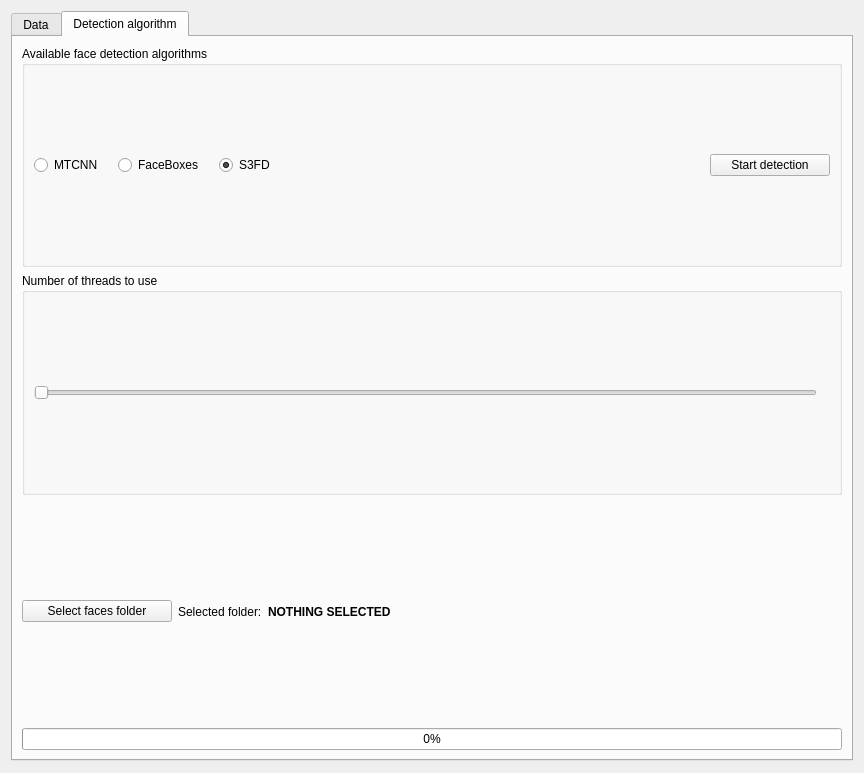
kuzzmak/deepfake, file gui/templates/make_deepfake_page.ui: the form before one commit.
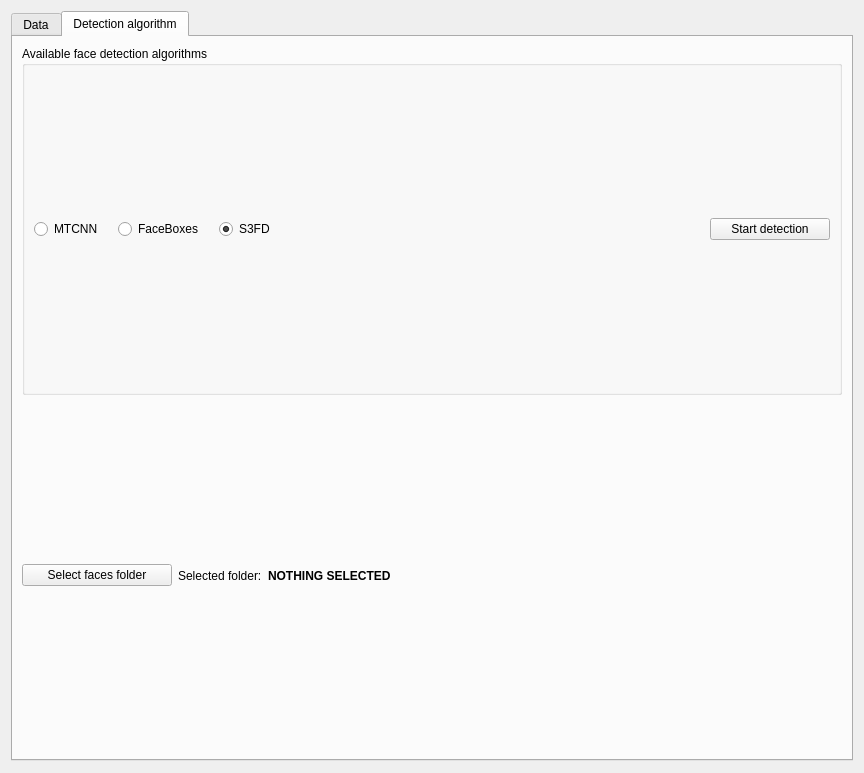
The form after the commit.

Commit message: Removed threads selector.

```diff
--- a/gui/templates/make_deepfake_page.ui
+++ b/gui/templates/make_deepfake_page.ui
@@ -216,37 +216,6 @@
          </layout>
         </widget>
        </item>
-       <item>
-        <widget class="QGroupBox" name="number_of_threads_gb">
-         <property name="title">
-          <string>Number of threads to use</string>
-         </property>
-         <layout class="QHBoxLayout" name="horizontalLayout_4">
-          <item>
-           <widget class="QSlider" name="number_of_threads_slider">
-            <property name="minimum">
-             <number>1</number>
-            </property>
-            <property name="orientation">
-             <enum>Qt::Horizontal</enum>
-            </property>
-           </widget>
-          </item>
-          <item>
-           <widget class="QLabel" name="number_of_threads_label">
-            <property name="font">
-             <font>
-              <pointsize>9</pointsize>
-             </font>
-            </property>
-            <property name="text">
-             <string/>
-            </property>
-           </widget>
-          </item>
-         </layout>
-        </widget>
-       </item>
        <item>
         <layout class="QHBoxLayout" name="horizontalLayout_3">
          <item alignment="Qt::AlignLeft">
@@ -300,13 +269,6 @@
        <item>
         <layout class="QVBoxLayout" name="image_viewer_layout"/>
        </item>
-       <item>
-        <widget class="QProgressBar" name="face_extraction_progress">
-         <property name="value">
-          <number>0</number>
-         </property>
-        </widget>
-       </item>
       </layout>
      </widget>
     </widget>
```
The commit also changes 1 other file.
